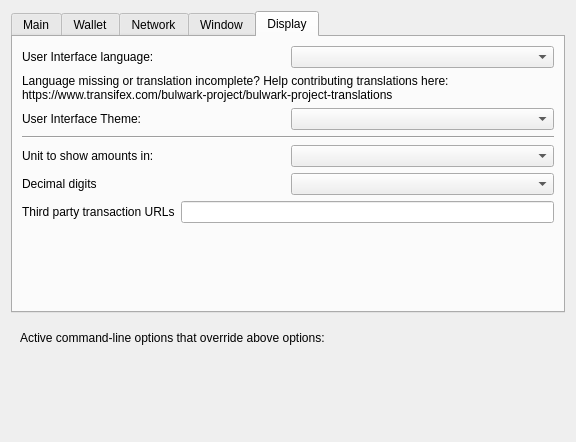
Old version of the form src/qt/forms/optionsdialog.ui in the repository cryptocrowd-city/xcrc-wallet.
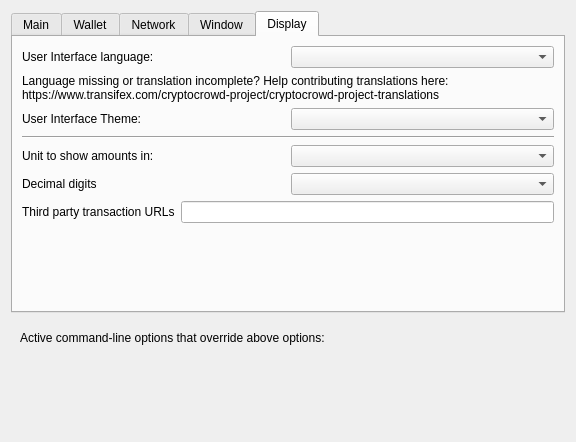
New version of the form. The open tabs and pages were chosen to show the change. Custom widgets are drawn as their Qt base class.

Commit message: Replace partial Bulwark

Patch:
```diff
--- a/src/qt/forms/optionsdialog.ui
+++ b/src/qt/forms/optionsdialog.ui
@@ -480,7 +480,7 @@
          </property>
          <property name="text">
           <string>Language missing or translation incomplete? Help contributing translations here:
-https://www.transifex.com/bulwark-project/bulwark-project-translations</string>
+https://www.transifex.com/cryptocrowd-project/cryptocrowd-project-translations</string>
          </property>
          <property name="wordWrap">
           <bool>true</bool>
```
The commit also changes 159 other files.
